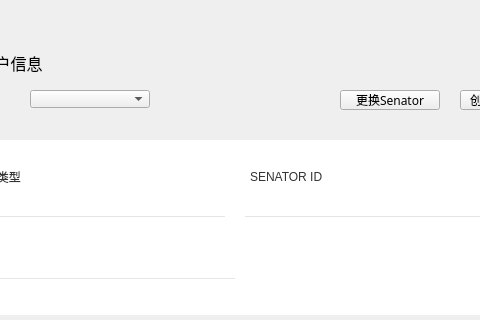
The window that LNKWallet/guard/GuardAccountPage.ui (HcashOrg/hx-indicator) describes before a commit, drawn with Qt 5; both pictures show x 140 to 620 and y 0 to 320 of the 770 by 530 pixel window.
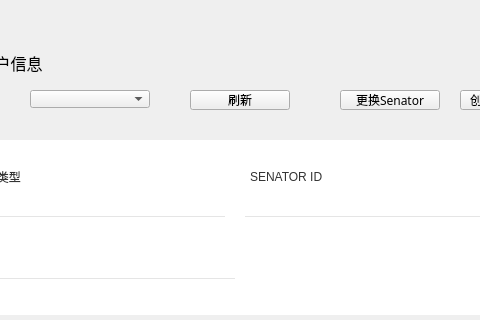
The same window after the commit.

```diff
--- a/LNKWallet/guard/GuardAccountPage.ui
+++ b/LNKWallet/guard/GuardAccountPage.ui
@@ -285,6 +285,36 @@
     <string>更换Senator</string>
    </property>
   </widget>
+  <widget class="QToolButton" name="reloadBtn">
+   <property name="geometry">
+    <rect>
+     <x>330</x>
+     <y>90</y>
+     <width>100</width>
+     <height>20</height>
+    </rect>
+   </property>
+   <property name="font">
+    <font>
+     <family>微软雅黑</family>
+     <weight>50</weight>
+     <italic>false</italic>
+     <bold>false</bold>
+    </font>
+   </property>
+   <property name="cursor">
+    <cursorShape>PointingHandCursor</cursorShape>
+   </property>
+   <property name="focusPolicy">
+    <enum>Qt::NoFocus</enum>
+   </property>
+   <property name="styleSheet">
+    <string notr="true"/>
+   </property>
+   <property name="text">
+    <string>刷新</string>
+   </property>
+  </widget>
  </widget>
  <resources/>
  <connections/>
```
